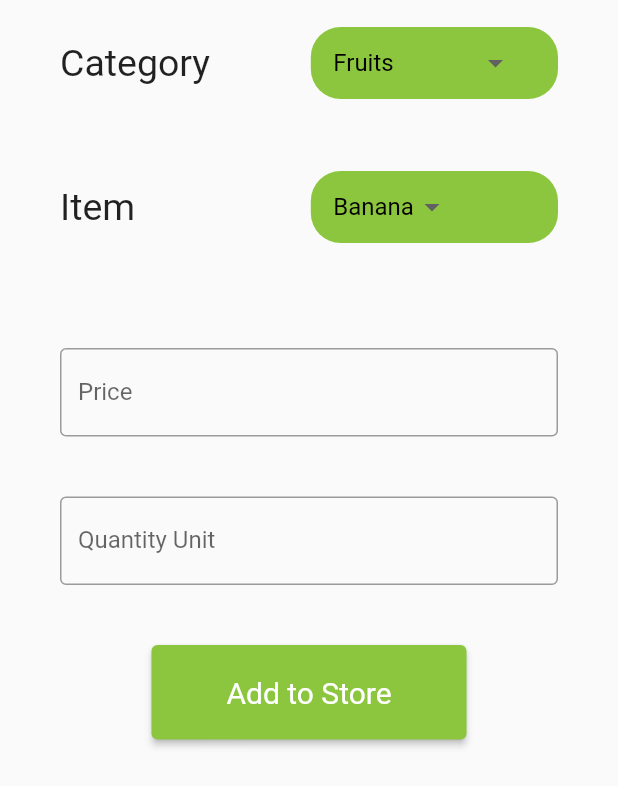
After one commit to ElshadaiK/mitane_frontend, a Flutter app: the StoreAdd screen opened directly, on a phone screen of 412 x 824 dp. The commit adds this screen. Shown: the top 786 px of the screen. Run offline on Flutter 3.47's test engine with Material 2 defaults, Android fonts, the phone set to English and light mode, and no system bars; our stand-ins replace font_awesome_flutter; Roboto replaces fonts that are missing (RobotMono).

Commit message:
Launched the Store add page

```diff
--- a/lib/presentation/app_widget.dart
+++ b/lib/presentation/app_widget.dart
@@ -18,7 +18,7 @@ class AppWidget extends StatelessWidget {
       debugShowCheckedModeBanner: false,
       initialRoute: StoreDisplay.routeName,
       routes: {
-        StoreDisplay.routeName: (BuildContext context) => StoreDisplay(items: [new Store("Banana", 80, 25)],),
+        StoreDisplay.routeName: (BuildContext context) => StoreDisplay(items: [new Store("Banana", 80, 25), new Store("Banana", 80, 25), new Store("Banana", 80, 25), ],),
         StoreEdit.routeName: (BuildContext context) => StoreEdit(),
 
       },
--- /dev/null
+++ b/lib/presentation/pages/store_add_screen.dart
@@ -0,0 +1,153 @@
+import 'package:flutter/material.dart';
+import 'package:flutter/widgets.dart';
+import 'package:mitane_frontend/models/store-model.dart';
+import 'package:mitane_frontend/presentation/pages/store_screen.dart';
+
+class StoreAdd extends StatefulWidget {
+  static const String routeName = '/editstore';
+  static const List<String> category = [
+    "Fruits",
+    "Vegitable",
+    "Dairy Product",
+    "Ceral",
+    "Fruit",
+    "Vegiable",
+    "Daiy Product",
+    "Ceal"
+  ];
+
+  static const List<String> item = [
+    "Banana",
+    "Apple",
+    "Grapes",
+    "Maize",
+    "Corn",
+  ];
+
+  // StoreAdd.pop(context);
+
+  List<String> getCategory() => category;
+  List<String> getItem() => item;
+
+
+  @override
+  _StoreAddState createState() => _StoreAddState();
+}
+
+class _StoreAddState extends State<StoreAdd> {
+  String? selectedCategory = "";
+
+  String? get() => selectedCategory;
+  String? selectedItem = "";
+
+  String? getI() => selectedItem;
+
+  @override
+  void initState() {
+    super.initState();
+    selectedCategory = widget.getCategory()[0];
+    selectedItem = widget.getItem()[0];
+
+  }
+
+  @override
+  Widget build(BuildContext context) {
+    return Scaffold(
+      body: Column(
+
+        crossAxisAlignment: CrossAxisAlignment.start,
+        children: [
+          component(context, "Category", StoreAdd.category, selectedCategory),
+          component(context, "Item", StoreAdd.item, selectedItem),
+          Container(
+            margin: EdgeInsets.all(40),
+            child: Column(
+              children: [
+                TextFormField(
+                  textAlign: TextAlign.right,
+                  decoration: InputDecoration(
+                    labelText: "Price",
+                    border: OutlineInputBorder(),
+                  ),
+                ),
+                SizedBox(height: 40.0,),
+                TextFormField(
+                  textAlign: TextAlign.right,
+                  decoration: InputDecoration(
+                    labelText: "Quantity Unit",
+                    border: OutlineInputBorder()
+                  ),
+                ),
+                SizedBox(height: 40.0,),
+                ElevatedButton(
+                  onPressed: () {
+                    Navigator.pop(context);
+                    Navigator.pushNamed(context, StoreDisplay.routeName, arguments: Store("Apple", 20, 12));
+                  },
+                  child: Text('Add to Store'),
+                  style:  ElevatedButton.styleFrom(
+                            primary: Color(0xFF8CC63E),
+                            padding: EdgeInsets.symmetric(horizontal: 50, vertical: 20),
+                            textStyle: TextStyle(
+                              fontSize: 20
+                            ),
+                  )
+                )
+
+              ],
+
+            )
+
+          )
+
+        ],
+      ),
+    );
+  }
+
+  Widget component(BuildContext context,String title, List<String> values, String? selected ){
+    return Container(
+            padding: const EdgeInsets.only(top: 8, bottom: 30),
+            margin: EdgeInsets.only(top: 10, bottom: 0.0, left: 40, right: 40),
+            child: Row(
+              mainAxisAlignment: MainAxisAlignment.spaceBetween,
+              children: [
+                Text(
+                  "$title",
+                  style: TextStyle(fontSize: 25, fontFamily: "RobotMono"),
+                ),
+                Container(
+                  width: (MediaQuery.of(context).size.width * 40) / 100,
+                  padding: EdgeInsets.only(left: 15.0),
+                  decoration: BoxDecoration(
+                      color: Color(0xFF8CC63E),
+                      borderRadius: BorderRadius.circular(20)),
+                  child: DropdownButton(
+                    menuMaxHeight: 5 * 48,
+                    value: selected,
+                    dropdownColor: Colors.white,
+                    underline: Container(color: Colors.transparent),
+                    items: values
+                        .map<DropdownMenuItem<String>>((String value) {
+                      return DropdownMenuItem<String>(
+                        value: value,
+                        child: Text(
+                          value,
+                          style: TextStyle(color: Colors.black),
+                        ),
+                      );
+                    }).toList(),
+                    onChanged: (String? value) {
+                      setState(() {
+                        selected = value;
+                      });
+                    },
+                  ),
+                )
+              ],
+            ),
+          );
+
+  }
+
+}
--- a/lib/presentation/pages/store_screen.dart
+++ b/lib/presentation/pages/store_screen.dart
@@ -110,7 +110,7 @@ class _StoreDisplayState extends State<StoreDisplay> {
                 itemBuilder: (BuildContext context, int index) {
                   Store curPrice = widget.items[index];
                   return Container(
-                    margin: EdgeInsets.symmetric(horizontal: 25, vertical: 5),
+                    margin: EdgeInsets.symmetric(horizontal: 50, vertical: 10),
                     child: Dismissible(
                         child: StoreItemCard(
                             productName: curPrice.productName,
```
